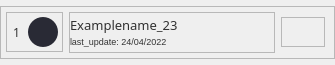
The window that widget/channel_history/channel_history_ui.ui (T4M1Z/GUI-PyQT5-Youtub3r_Scrap3r) describes before a commit, drawn with Qt 5.
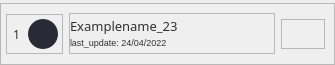
The same window after the commit. Icons and pictures are not drawn.

```diff
--- a/widget/channel_history/channel_history_ui.ui
+++ b/widget/channel_history/channel_history_ui.ui
@@ -42,13 +42,13 @@
     <number>0</number>
    </property>
    <property name="topMargin">
-    <number>6</number>
+    <number>3</number>
    </property>
    <property name="rightMargin">
     <number>0</number>
    </property>
    <property name="bottomMargin">
-    <number>6</number>
+    <number>0</number>
    </property>
    <item>
     <layout class="QHBoxLayout" name="horizontalLayout_5">
```
